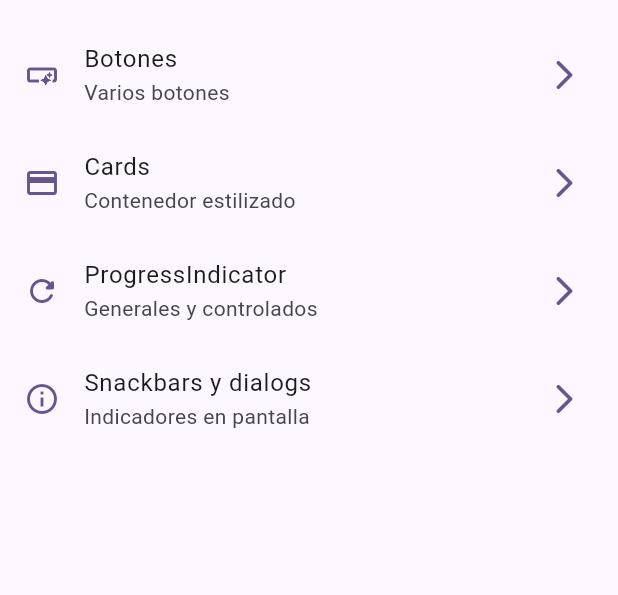
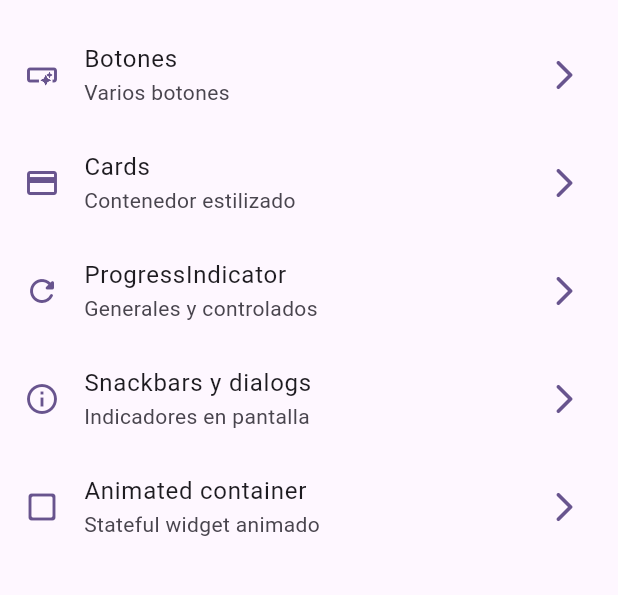
Before and after one commit to LBetti/widgetsMaterial3, a Flutter app: the screen it shows after launch, on a phone screen of 412 x 824 dp, the part 63-658 px from its top. Run offline on Flutter 3.47's test engine with Material 2 defaults, Android fonts, the phone set to English and light mode, and no system bars; our stand-ins replace go_router.

Commit message:
animated container

```diff
--- a/lib/config/menu/menu_items.dart
+++ b/lib/config/menu/menu_items.dart
@@ -34,4 +34,9 @@ const appMenuItems = <MenuItem>[
       subTtitle: 'Indicadores en pantalla',
       link: '/snackbars',
       icon: Icons.info_outline),
+  MenuItem(
+      title: 'Animated container',
+      subTtitle: 'Stateful widget animado',
+      link: '/animated',
+      icon: Icons.check_box_outline_blank_rounded),
 ];
--- a/lib/config/router/app_router.dart
+++ b/lib/config/router/app_router.dart
@@ -28,4 +28,9 @@ final appRouter = GoRouter(routes: [
     name: SnackbarScreen.name,
     builder: (context, state) => const SnackbarScreen(),
   ),
+  GoRoute(
+    path: '/animated',
+    name: AnimatedScreen.name,
+    builder: (context, state) => const AnimatedScreen(),
+  ),
 ]);
```
Also changed, not shown: lib/presentation/screens/animated/animated_screen.dart (+45 -2 lines).
